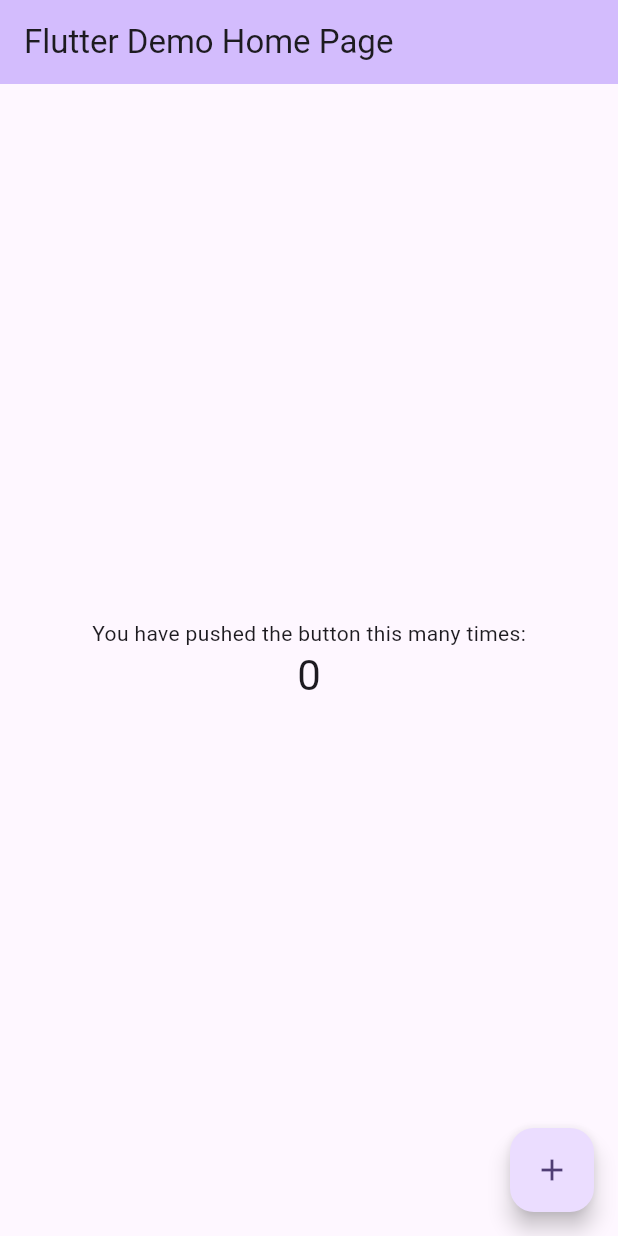
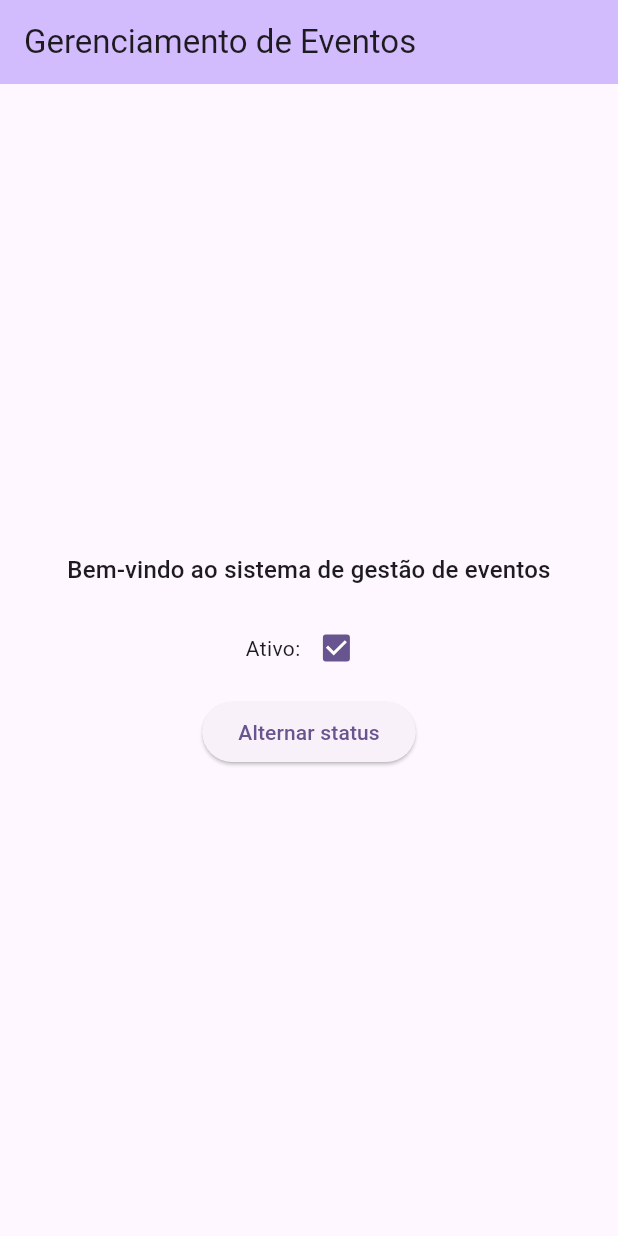
Before and after one commit to RenanPoersch/tf_mobile, a Flutter app: the screen it shows after launch, on a phone screen of 412 x 824 dp. Run offline on Flutter 3.47's test engine with Material 3 defaults, Android fonts, the phone set to English and light mode, and no system bars.

Commit message:
cria estrutura MVVM e pagina inicial basica

```diff
--- a/lib/main.dart
+++ b/lib/main.dart
@@ -1,122 +1,26 @@
 import 'package:flutter/material.dart';
+import 'views/home_view.dart';
+import 'viewmodels/home_viewmodel.dart';
 
 void main() {
-  runApp(const MyApp());
+  // Instância do ViewModel criada no ponto de entrada
+  final homeViewModel = HomeViewModel();
+  runApp(MyApp(homeViewModel: homeViewModel));
 }
 
 class MyApp extends StatelessWidget {
-  const MyApp({super.key});
+  final HomeViewModel homeViewModel;
+  const MyApp({super.key, required this.homeViewModel});
 
-  // This widget is the root of your application.
   @override
   Widget build(BuildContext context) {
     return MaterialApp(
-      title: 'Flutter Demo',
-      theme: ThemeData(
-        // This is the theme of your application.
-        //
-        // TRY THIS: Try running your application with "flutter run". You'll see
-        // the application has a purple toolbar. Then, without quitting the app,
-        // try changing the seedColor in the colorScheme below to Colors.green
-        // and then invoke "hot reload" (save your changes or press the "hot
-        // reload" button in a Flutter-supported IDE, or press "r" if you used
-        // the command line to start the app).
-        //
-        // Notice that the counter didn't reset back to zero; the application
-        // state is not lost during the reload. To reset the state, use hot
-        // restart instead.
-        //
-        // This works for code too, not just values: Most code changes can be
-        // tested with just a hot reload.
-        colorScheme: .fromSeed(seedColor: Colors.deepPurple),
+      title: 'TF Mobile - Eventos',
+      theme: ThemeData.from(
+        colorScheme: ColorScheme.fromSeed(seedColor: Colors.deepPurple),
       ),
-      home: const MyHomePage(title: 'Flutter Demo Home Page'),
+      // Passa o ViewModel para a HomeView via construtor
+      home: HomeView(homeViewModel: homeViewModel),
     );
   }
 }
-
-class MyHomePage extends StatefulWidget {
-  const MyHomePage({super.key, required this.title});
-
-  // This widget is the home page of your application. It is stateful, meaning
-  // that it has a State object (defined below) that contains fields that affect
-  // how it looks.
-
-  // This class is the configuration for the state. It holds the values (in this
-  // case the title) provided by the parent (in this case the App widget) and
-  // used by the build method of the State. Fields in a Widget subclass are
-  // always marked "final".
-
-  final String title;
-
-  @override
-  State<MyHomePage> createState() => _MyHomePageState();
-}
-
-class _MyHomePageState extends State<MyHomePage> {
-  int _counter = 0;
-
-  void _incrementCounter() {
-    setState(() {
-      // This call to setState tells the Flutter framework that something has
-      // changed in this State, which causes it to rerun the build method below
-      // so that the display can reflect the updated values. If we changed
-      // _counter without calling setState(), then the build method would not be
-      // called again, and so nothing would appear to happen.
-      _counter++;
-    });
-  }
-
-  @override
-  Widget build(BuildContext context) {
-    // This method is rerun every time setState is called, for instance as done
-    // by the _incrementCounter method above.
-    //
-    // The Flutter framework has been optimized to make rerunning build methods
-    // fast, so that you can just rebuild anything that needs updating rather
-    // than having to individually change instances of widgets.
-    return Scaffold(
-      appBar: AppBar(
-        // TRY THIS: Try changing the color here to a specific color (to
-        // Colors.amber, perhaps?) and trigger a hot reload to see the AppBar
-        // change color while the other colors stay the same.
-        backgroundColor: Theme.of(context).colorScheme.inversePrimary,
-        // Here we take the value from the MyHomePage object that was created by
-        // the App.build method, and use it to set our appbar title.
-        title: Text(widget.title),
-      ),
-      body: Center(
-        // Center is a layout widget. It takes a single child and positions it
-        // in the middle of the parent.
-        child: Column(
-          // Column is also a layout widget. It takes a list of children and
-          // arranges them vertically. By default, it sizes itself to fit its
-          // children horizontally, and tries to be as tall as its parent.
-          //
-          // Column has various properties to control how it sizes itself and
-          // how it positions its children. Here we use mainAxisAlignment to
-          // center the children vertically; the main axis here is the vertical
-          // axis because Columns are vertical (the cross axis would be
-          // horizontal).
-          //
-          // TRY THIS: Invoke "debug painting" (choose the "Toggle Debug Paint"
-          // action in the IDE, or press "p" in the console), to see the
-          // wireframe for each widget.
-          mainAxisAlignment: .center,
-          children: [
-            const Text('You have pushed the button this many times:'),
-            Text(
-              '$_counter',
-              style: Theme.of(context).textTheme.headlineMedium,
-            ),
-          ],
-        ),
-      ),
-      floatingActionButton: FloatingActionButton(
-        onPressed: _incrementCounter,
-        tooltip: 'Increment',
-        child: const Icon(Icons.add),
-      ),
-    );
-  }
-}
--- /dev/null
+++ b/lib/viewmodels/home_viewmodel.dart
@@ -0,0 +1,13 @@
+import 'package:flutter/foundation.dart';
+
+class HomeViewModel extends ChangeNotifier {
+
+  String title = 'Gerenciamento de Eventos';
+  String subtitle = 'Bem-vindo ao sistema de gestão de eventos';
+  bool isActive = true;
+
+  void toggleActive() {
+    isActive = !isActive;
+    notifyListeners();
+  }
+}
--- /dev/null
+++ b/lib/views/home_view.dart
@@ -0,0 +1,51 @@
+import 'package:flutter/material.dart';
+import '../viewmodels/home_viewmodel.dart';
+
+class HomeView extends StatelessWidget {
+  final HomeViewModel homeViewModel;
+  const HomeView({super.key, required this.homeViewModel});
+
+  @override
+  Widget build(BuildContext context) {
+    return Scaffold(
+      appBar: AppBar(
+        title: Text(homeViewModel.title),
+        backgroundColor: Theme.of(context).colorScheme.inversePrimary,
+      ),
+      body: Center(
+        // AnimatedBuilder reconstrói apenas a subtree quando o ViewModel dispara notifyListeners()
+        child: AnimatedBuilder(
+          animation: homeViewModel,
+          builder: (context, child) {
+            return Column(
+              mainAxisSize: MainAxisSize.min,
+              children: [
+                Text(
+                  homeViewModel.subtitle,
+                  style: Theme.of(context).textTheme.titleMedium,
+                  textAlign: TextAlign.center,
+                ),
+                const SizedBox(height: 16),
+                Row(
+                  mainAxisSize: MainAxisSize.min,
+                  children: [
+                    const Text('Ativo:'),
+                    Checkbox(
+                      value: homeViewModel.isActive,
+                      onChanged: (value) => homeViewModel.toggleActive(),
+                    ),
+                  ],
+                ),
+                const SizedBox(height: 8),
+                ElevatedButton(
+                  onPressed: homeViewModel.toggleActive,
+                  child: const Text('Alternar status'),
+                ),
+              ],
+            );
+          },
+        ),
+      ),
+    );
+  }
+}
```
Also changed, not shown: 1 other file.
